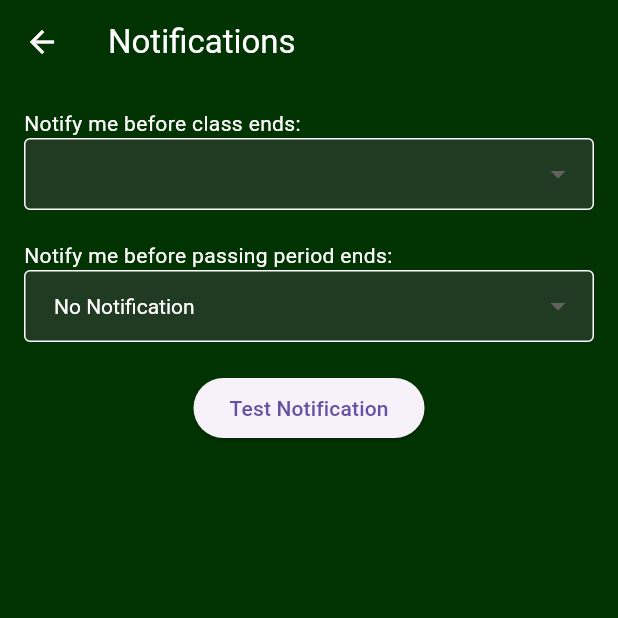
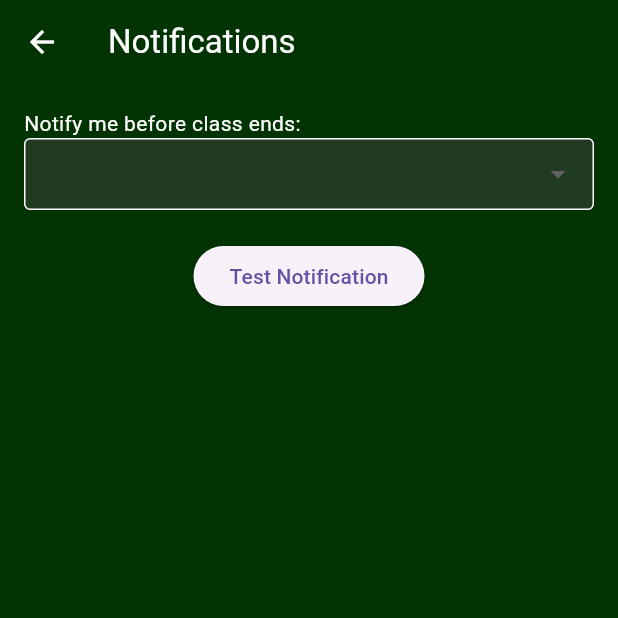
Before and after one commit to alexliao95311/ehs-bell-schedule, a Flutter app: the NotificationsPage screen opened directly with empty values, on a phone screen of 412 x 824 dp, the top half of it. Run offline on Flutter 3.47's test engine with Material 3 defaults, Android fonts, the phone set to English and light mode, and no system bars; our stand-ins replace awesome_notifications.

Commit message:
remove some settings

```diff
--- a/lib/main.dart
+++ b/lib/main.dart
@@ -689,41 +689,7 @@ class _NotificationsPageState extends State<NotificationsPage> {
               style: TextStyle(color: Colors.white),
               dropdownColor: Color.fromARGB(255, 33, 59, 34),
             ),
-            const SizedBox(height: 20),
-            const Text('Notify me before passing period ends:', style: TextStyle(color: Colors.white)),
-            DropdownButtonFormField<bool>(
-              value: _passPeriodNotificationsEnabled,
-              items: const [
-                DropdownMenuItem(
-                  child: Text('No Notification'),
-                  value: false,
-                ),
-                DropdownMenuItem(
-                  child: Text('1 minute'),
-                  value: true,
-                ),
-              ],
-              onChanged: (bool? value) {
-                setState(() {
-                  _passPeriodNotificationsEnabled = value!;
-                });
-                widget.onPassPeriodNotificationsChanged(value!);
-              },
-              decoration: InputDecoration(
-                filled: true,
-                fillColor: Color.fromARGB(255, 33, 59, 34),
-                border: OutlineInputBorder(),
-                enabledBorder: OutlineInputBorder(
-                  borderSide: BorderSide(color: Colors.white),
-                ),
-                focusedBorder: OutlineInputBorder(
-                  borderSide: BorderSide(color: Colors.white),
-                ),
-                contentPadding: EdgeInsets.symmetric(horizontal: 16, vertical: 12),
-              ),
-              style: TextStyle(color: Colors.white),
-              dropdownColor: Color.fromARGB(255, 33, 59, 34),
-            ),
+
             const SizedBox(height: 20),
             Center(
               child: ElevatedButton(
```
Also changed, not shown: 1 other file.
